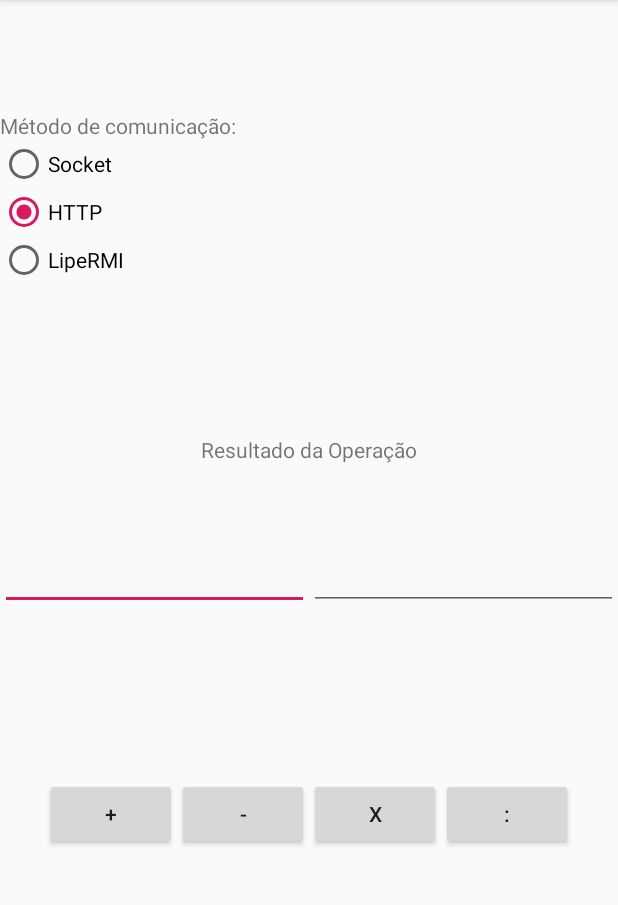
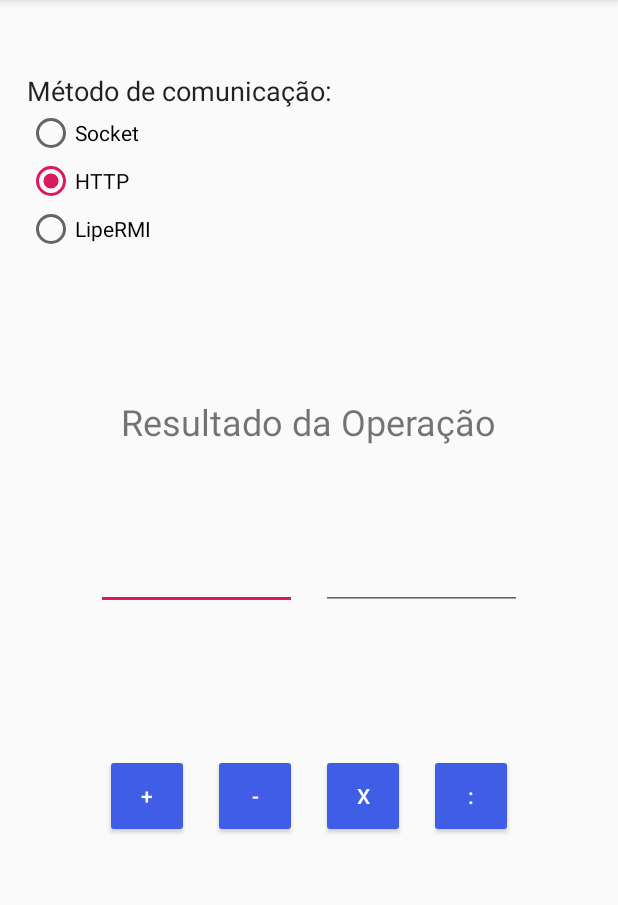
Before and after one commit to wendellmfm/trabalho-sd, an Android app: the screen it shows after launch (MainActivity), on a phone screen of 412 x 824 dp, the part 84-989 px from its top. Run offline under Robolectric (Android 15) with nearby library versions, the phone set to English and light mode, and no system bars.

Commit message:
Interface improvements in android project and comments on HTTP connection class added.

```diff
--- a/codigoSDAndroid/app/src/main/res/layout/activity_main.xml
+++ b/codigoSDAndroid/app/src/main/res/layout/activity_main.xml
@@ -11,7 +11,8 @@
         android:id="@+id/linearLayout6"
         android:layout_width="0dp"
         android:layout_height="wrap_content"
-        android:layout_marginTop="74dp"
+        android:layout_marginStart="18dp"
+        android:layout_marginTop="48dp"
         android:orientation="vertical"
         app:layout_constraintEnd_toEndOf="parent"
         app:layout_constraintStart_toStartOf="parent"
@@ -21,7 +22,8 @@
             android:id="@+id/textView2"
             android:layout_width="match_parent"
             android:layout_height="wrap_content"
-            android:text="Método de comunicação:" />
+            android:text="Método de comunicação:"
+            android:textAppearance="@android:style/TextAppearance.Medium" />
 
         <RadioGroup
             android:layout_width="match_parent"
@@ -55,7 +57,8 @@
         android:id="@+id/textView"
         android:layout_width="wrap_content"
         android:layout_height="wrap_content"
-        android:layout_marginBottom="52dp"
+        android:layout_marginBottom="64dp"
+        android:textSize="24sp"
         android:text="Resultado da Operação"
         app:layout_constraintBottom_toTopOf="@+id/linearLayout7"
         app:layout_constraintEnd_toEndOf="parent"
@@ -65,6 +68,7 @@
         android:id="@+id/linearLayout7"
         android:layout_width="0dp"
         android:layout_height="wrap_content"
+        android:layout_marginHorizontal="64dp"
         android:orientation="horizontal"
         app:layout_constraintBottom_toBottomOf="parent"
         app:layout_constraintEnd_toEndOf="parent"
@@ -75,16 +79,16 @@
             android:id="@+id/editText1"
             android:layout_width="wrap_content"
             android:layout_height="wrap_content"
+            android:layout_marginEnd="8dp"
             android:layout_weight="1"
-            android:ems="10"
             android:inputType="numberSigned" />
 
         <EditText
             android:id="@+id/editText2"
             android:layout_width="wrap_content"
             android:layout_height="wrap_content"
+            android:layout_marginStart="8dp"
             android:layout_weight="1"
-            android:ems="10"
             android:inputType="numberSigned" />
     </LinearLayout>
 
@@ -101,26 +105,38 @@
 
         <Button
             android:id="@+id/buttonSomar"
-            android:layout_width="wrap_content"
-            android:layout_height="wrap_content"
+            android:layout_width="56dp"
+            android:layout_height="56dp"
+            android:layout_margin="8dp"
+            android:backgroundTint="#405de6"
+            android:textColor="@android:color/white"
             android:text="+" />
 
         <Button
             android:id="@+id/buttonSubtrair"
-            android:layout_width="wrap_content"
-            android:layout_height="wrap_content"
+            android:layout_width="56dp"
+            android:layout_height="56dp"
+            android:layout_margin="8dp"
+            android:backgroundTint="#405de6"
+            android:textColor="@android:color/white"
             android:text="-" />
 
         <Button
             android:id="@+id/buttonMultiplicar"
-            android:layout_width="wrap_content"
-            android:layout_height="wrap_content"
+            android:layout_width="56dp"
+            android:layout_height="56dp"
+            android:layout_margin="8dp"
+            android:backgroundTint="#405de6"
+            android:textColor="@android:color/white"
             android:text="x" />
 
         <Button
             android:id="@+id/buttonDividir"
-            android:layout_width="wrap_content"
-            android:layout_height="wrap_content"
+            android:layout_width="56dp"
+            android:layout_height="56dp"
+            android:layout_margin="8dp"
+            android:backgroundTint="#405de6"
+            android:textColor="@android:color/white"
             android:text=":" />
     </LinearLayout>
 
```
Also changed, not shown: codigoSDAndroid/app/src/main/java/com/example/exemplomodelos_de_comunicacao/CalculadoraHttpPOST.java (+25 -1 lines).
